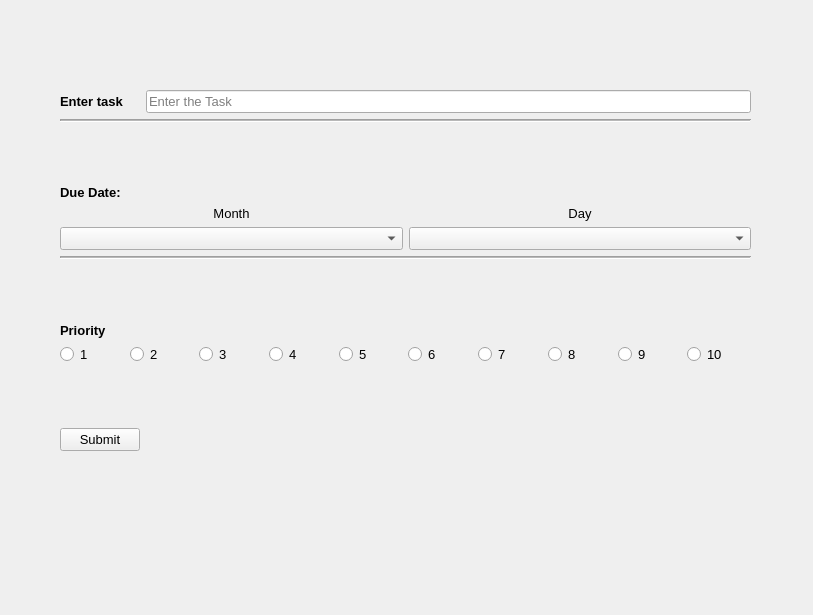
Brian-Jane/csProject, file GUI/addTaskswindow.ui: the form before one commit.
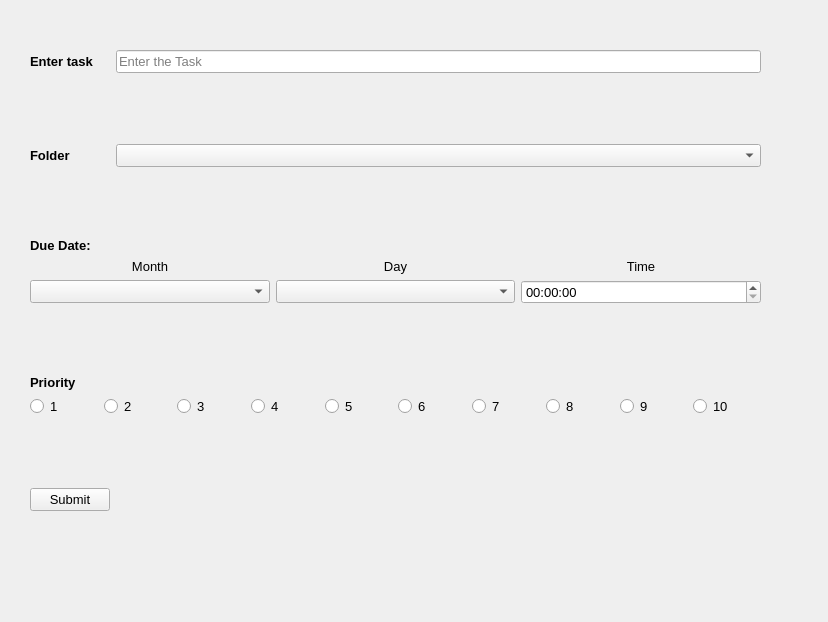
The form after the commit.

Diff of the .ui file:
```diff
--- a/GUI/addTaskswindow.ui
+++ b/GUI/addTaskswindow.ui
@@ -6,8 +6,8 @@
    <rect>
     <x>0</x>
     <y>0</y>
-    <width>813</width>
-    <height>615</height>
+    <width>828</width>
+    <height>622</height>
    </rect>
   </property>
   <property name="windowTitle">
@@ -23,10 +23,10 @@
    <widget class="QWidget" name="gridLayoutWidget">
     <property name="geometry">
      <rect>
-      <x>60</x>
-      <y>90</y>
-      <width>691</width>
-      <height>361</height>
+      <x>30</x>
+      <y>50</y>
+      <width>731</width>
+      <height>461</height>
      </rect>
     </property>
     <property name="font">
@@ -35,32 +35,35 @@
      </font>
     </property>
     <layout class="QGridLayout" name="gridLayout">
-     <item row="10" column="0">
+     <item row="3" column="0">
+      <spacer name="verticalSpacer_2">
+       <property name="orientation">
+        <enum>Qt::Vertical</enum>
+       </property>
+       <property name="sizeHint" stdset="0">
+        <size>
+         <width>20</width>
+         <height>40</height>
+        </size>
+       </property>
+      </spacer>
+     </item>
+     <item row="13" column="0">
       <widget class="QPushButton" name="pushButton">
        <property name="text">
         <string>Submit</string>
        </property>
       </widget>
      </item>
-     <item row="3" column="0">
-      <widget class="QLabel" name="label_2">
-       <property name="font">
-        <font>
-         <pointsize>10</pointsize>
-         <weight>75</weight>
-         <bold>true</bold>
-        </font>
-       </property>
-       <property name="text">
-        <string>Due Date:</string>
-       </property>
-       <property name="alignment">
-        <set>Qt::AlignLeading|Qt::AlignLeft|Qt::AlignVCenter</set>
+     <item row="0" column="1">
+      <widget class="QLineEdit" name="lineEdit">
+       <property name="placeholderText">
+        <string>Enter the Task</string>
        </property>
       </widget>
      </item>
-     <item row="6" column="0">
-      <spacer name="verticalSpacer_3">
+     <item row="1" column="0">
+      <spacer name="verticalSpacer_4">
        <property name="orientation">
         <enum>Qt::Vertical</enum>
        </property>
@@ -72,40 +75,8 @@
        </property>
       </spacer>
      </item>
-     <item row="7" column="0">
-      <widget class="QLabel" name="label_3">
-       <property name="font">
-        <font>
-         <pointsize>10</pointsize>
-         <weight>75</weight>
-         <bold>true</bold>
-        </font>
-       </property>
-       <property name="text">
-        <string>Priority</string>
-       </property>
-       <property name="alignment">
-        <set>Qt::AlignLeading|Qt::AlignLeft|Qt::AlignVCenter</set>
-       </property>
-      </widget>
-     </item>
-     <item row="5" column="0" colspan="2">
+     <item row="6" column="0" colspan="2">
       <layout class="QGridLayout" name="gridLayout_2">
-       <item row="0" column="0">
-        <widget class="QLabel" name="label_4">
-         <property name="font">
-          <font>
-           <pointsize>10</pointsize>
-          </font>
-         </property>
-         <property name="text">
-          <string>Month</string>
-         </property>
-         <property name="alignment">
-          <set>Qt::AlignCenter</set>
-         </property>
-        </widget>
-       </item>
        <item row="1" column="0">
         <widget class="QComboBox" name="comboBox_2">
          <item>
@@ -175,6 +146,24 @@
          </item>
         </widget>
        </item>
+       <item row="1" column="2">
+        <widget class="QTimeEdit" name="timeEdit"/>
+       </item>
+       <item row="0" column="2">
+        <widget class="QLabel" name="label_7">
+         <property name="font">
+          <font>
+           <pointsize>10</pointsize>
+          </font>
+         </property>
+         <property name="text">
+          <string>Time</string>
+         </property>
+         <property name="alignment">
+          <set>Qt::AlignCenter</set>
+         </property>
+        </widget>
+       </item>
        <item row="1" column="1">
         <widget class="QComboBox" name="comboBox_3">
          <item>
@@ -339,6 +328,21 @@
          </item>
         </widget>
        </item>
+       <item row="0" column="0">
+        <widget class="QLabel" name="label_4">
+         <property name="font">
+          <font>
+           <pointsize>10</pointsize>
+          </font>
+         </property>
+         <property name="text">
+          <string>Month</string>
+         </property>
+         <property name="alignment">
+          <set>Qt::AlignCenter</set>
+         </property>
+        </widget>
+       </item>
        <item row="0" column="1">
         <widget class="QLabel" name="label_5">
          <property name="font">
@@ -354,39 +358,89 @@
          </property>
         </widget>
        </item>
-       <item row="2" column="0" colspan="2">
-        <widget class="Line" name="line_2">
-         <property name="midLineWidth">
-          <number>1</number>
-         </property>
-         <property name="orientation">
-          <enum>Qt::Horizontal</enum>
-         </property>
-        </widget>
-       </item>
       </layout>
      </item>
+     <item row="7" column="0">
+      <spacer name="verticalSpacer_3">
+       <property name="orientation">
+        <enum>Qt::Vertical</enum>
+       </property>
+       <property name="sizeHint" stdset="0">
+        <size>
+         <width>20</width>
+         <height>40</height>
+        </size>
+       </property>
+      </spacer>
+     </item>
+     <item row="4" column="0">
+      <widget class="QLabel" name="label_2">
+       <property name="font">
+        <font>
+         <pointsize>10</pointsize>
+         <weight>75</weight>
+         <bold>true</bold>
+        </font>
+       </property>
+       <property name="text">
+        <string>Due Date:</string>
+       </property>
+       <property name="alignment">
+        <set>Qt::AlignLeading|Qt::AlignLeft|Qt::AlignVCenter</set>
+       </property>
+      </widget>
+     </item>
+     <item row="10" column="0">
+      <spacer name="verticalSpacer">
+       <property name="orientation">
+        <enum>Qt::Vertical</enum>
+       </property>
+       <property name="sizeHint" stdset="0">
+        <size>
+         <width>20</width>
+         <height>40</height>
+        </size>
+       </property>
+      </spacer>
+     </item>
      <item row="2" column="0">
-      <spacer name="verticalSpacer_2">
-       <property name="orientation">
-        <enum>Qt::Vertical</enum>
+      <widget class="QLabel" name="label_6">
+       <property name="font">
+        <font>
+         <pointsize>10</pointsize>
+         <weight>75</weight>
+         <bold>true</bold>
+        </font>
        </property>
-       <property name="sizeHint" stdset="0">
-        <size>
-         <width>20</width>
-         <height>40</height>
-        </size>
+       <property name="text">
+        <string>Folder</string>
        </property>
-      </spacer>
+       <property name="alignment">
+        <set>Qt::AlignLeading|Qt::AlignLeft|Qt::AlignVCenter</set>
+       </property>
+      </widget>
      </item>
-     <item row="0" column="1">
-      <widget class="QLineEdit" name="lineEdit">
-       <property name="placeholderText">
-        <string>Enter the Task</string>
+     <item row="0" column="0">
+      <widget class="QLabel" name="label">
+       <property name="font">
+        <font>
+         <pointsize>10</pointsize>
+         <weight>75</weight>
+         <bold>true</bold>
+        </font>
        </property>
+       <property name="text">
+        <string>Enter task </string>
+       </property>
+       <property name="alignment">
+        <set>Qt::AlignLeading|Qt::AlignLeft|Qt::AlignVCenter</set>
+       </property>
       </widget>
      </item>
-     <item row="8" column="0" colspan="2">
+     <item row="2" column="1">
+      <widget class="QComboBox" name="comboBox"/>
+     </item>
+     <item row="9" column="0" colspan="2">
       <layout class="QHBoxLayout" name="horizontalLayout">
        <item>
         <widget class="QRadioButton" name="radioButton">
@@ -510,8 +564,8 @@
        </item>
       </layout>
      </item>
-     <item row="0" column="0">
-      <widget class="QLabel" name="label">
+     <item row="8" column="0">
+      <widget class="QLabel" name="label_3">
        <property name="font">
         <font>
          <pointsize>10</pointsize>
@@ -520,46 +574,13 @@
         </font>
        </property>
        <property name="text">
-        <string>Enter task </string>
+        <string>Priority</string>
        </property>
        <property name="alignment">
         <set>Qt::AlignLeading|Qt::AlignLeft|Qt::AlignVCenter</set>
        </property>
       </widget>
      </item>
-     <item row="9" column="0">
-      <spacer name="verticalSpacer">
-       <property name="orientation">
-        <enum>Qt::Vertical</enum>
-       </property>
-       <property name="sizeHint" stdset="0">
-        <size>
-         <width>20</width>
-         <height>40</height>
-        </size>
-       </property>
-      </spacer>
-     </item>
-     <item row="1" column="0" colspan="2">
-      <widget class="Line" name="line">
-       <property name="font">
-        <font>
-         <pointsize>10</pointsize>
-         <weight>50</weight>
-         <bold>false</bold>
-        </font>
-       </property>
-       <property name="lineWidth">
-        <number>1</number>
-       </property>
-       <property name="midLineWidth">
-        <number>1</number>
-       </property>
-       <property name="orientation">
-        <enum>Qt::Horizontal</enum>
-       </property>
-      </widget>
-     </item>
     </layout>
    </widget>
   </widget>
```
